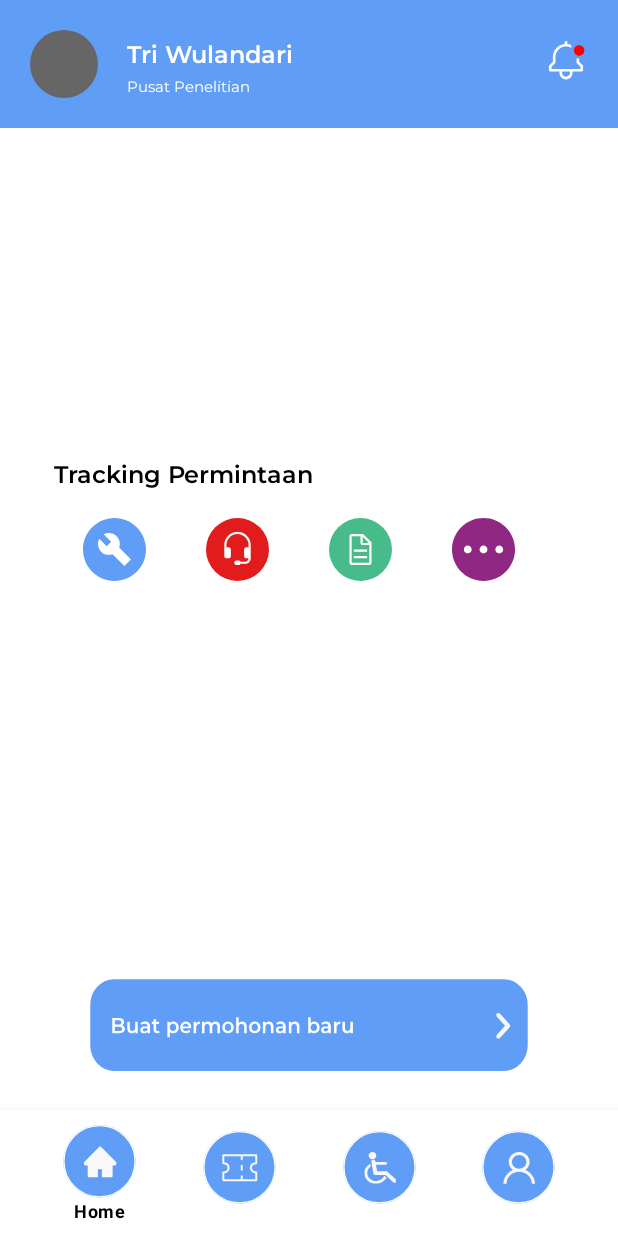
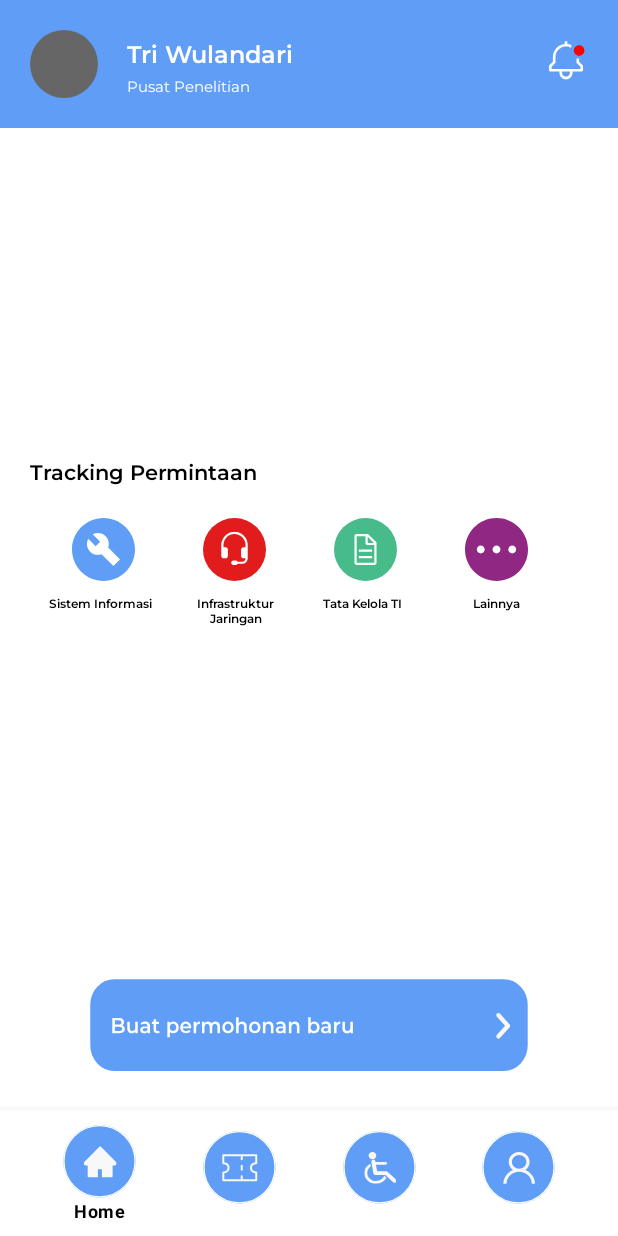
Before and after one commit to Rezazu/stela_skripsi, an Android app: the Home screen opened directly, with no data from a screen before it, on a phone screen of 412 x 824 dp. Run offline under Robolectric (Android 15) with nearby library versions, the phone set to English and light mode, and no system bars.

Commit message:
created textview under ticket button

```diff
--- a/app/src/main/res/layout/activity_home.xml
+++ b/app/src/main/res/layout/activity_home.xml
@@ -83,7 +83,7 @@
                 android:layout_height="wrap_content"
                 android:layout_alignParentStart="true"
                 android:layout_alignParentTop="true"
-                android:layout_marginStart="55dp"
+                android:layout_marginStart="48dp"
                 android:layout_marginTop="260dp"
                 android:background="@null"
                 app:srcCompat="@drawable/ic_sistem_informasi_btn" />
@@ -93,7 +93,7 @@
                 android:layout_width="wrap_content"
                 android:layout_height="wrap_content"
                 android:layout_alignParentTop="true"
-                android:layout_marginStart="40dp"
+                android:layout_marginStart="45dp"
                 android:layout_marginTop="260dp"
                 android:layout_toEndOf="@+id/btn_sistem_informasi"
                 android:background="@null"
@@ -104,7 +104,7 @@
                 android:layout_width="wrap_content"
                 android:layout_height="wrap_content"
                 android:layout_alignParentTop="true"
-                android:layout_marginStart="40dp"
+                android:layout_marginStart="45dp"
                 android:layout_marginTop="260dp"
                 android:layout_toEndOf="@+id/btn_infrastruktur_jaringan"
                 android:background="@null"
@@ -115,7 +115,7 @@
                 android:layout_width="wrap_content"
                 android:layout_height="wrap_content"
                 android:layout_alignParentTop="true"
-                android:layout_marginStart="40dp"
+                android:layout_marginStart="45dp"
                 android:layout_marginTop="260dp"
                 android:layout_toEndOf="@+id/btn_tata_kelola"
                 android:background="@null"
@@ -127,13 +127,75 @@
                 android:layout_height="wrap_content"
                 android:layout_alignParentStart="true"
                 android:layout_alignParentTop="true"
-                android:layout_marginStart="36dp"
+                android:layout_marginStart="20dp"
                 android:layout_marginTop="220dp"
                 android:fontFamily="@font/montserrat_semibold"
                 android:shadowColor="#000000"
                 android:text="Tracking Permintaan"
                 android:textColor="#000000"
-                android:textSize="16sp" />
+                android:textSize="14sp" />
+
+            <TextView
+                android:id="@+id/tv_sisteminformasi"
+                android:layout_width="74dp"
+                android:layout_height="wrap_content"
+                android:layout_below="@+id/btn_sistem_informasi"
+                android:layout_alignStart="@+id/btn_sistem_informasi"
+                android:layout_alignEnd="@+id/btn_sistem_informasi"
+                android:layout_marginStart="-15dp"
+                android:layout_marginTop="9dp"
+                android:layout_marginEnd="-16dp"
+                android:fontFamily="@font/montserrat_semibold"
+                android:text="Sistem Informasi"
+                android:textColor="#000000"
+                android:textSize="8sp" />
+
+            <TextView
+                android:id="@+id/tv_infrasturktur"
+                android:layout_width="wrap_content"
+                android:layout_height="wrap_content"
+                android:layout_below="@+id/btn_infrastruktur_jaringan"
+                android:layout_alignStart="@+id/btn_infrastruktur_jaringan"
+                android:layout_alignEnd="@+id/btn_infrastruktur_jaringan"
+                android:layout_marginStart="-7dp"
+                android:layout_marginTop="9dp"
+                android:layout_marginEnd="-8dp"
+                android:fontFamily="@font/montserrat_semibold"
+                android:text="Infrastruktur Jaringan"
+                android:textAlignment="center"
+                android:textColor="#000000"
+                android:textSize="8sp" />
+
+            <TextView
+                android:id="@+id/tv_tata_kelola"
+                android:layout_width="wrap_content"
+                android:layout_height="wrap_content"
+                android:layout_below="@+id/btn_tata_kelola"
+                android:layout_alignStart="@+id/btn_tata_kelola"
+                android:layout_alignEnd="@+id/btn_tata_kelola"
+                android:layout_marginStart="-7dp"
+                android:layout_marginTop="9dp"
+                android:layout_marginEnd="-10dp"
+                android:fontFamily="@font/montserrat_semibold"
+                android:text="Tata Kelola TI"
+                android:textColor="#000000"
+                android:textSize="8sp" />
+
+            <TextView
+                android:id="@+id/tv_lainnya"
+                android:layout_width="wrap_content"
+                android:layout_height="wrap_content"
+                android:layout_below="@+id/btn_lainnya"
+                android:layout_alignStart="@+id/btn_lainnya"
+                android:layout_alignEnd="@+id/btn_lainnya"
+                android:layout_marginStart="-8dp"
+                android:layout_marginTop="9dp"
+                android:layout_marginEnd="-7dp"
+                android:fontFamily="@font/montserrat_semibold"
+                android:text="Lainnya"
+                android:textAlignment="center"
+                android:textColor="#000000"
+                android:textSize="8sp" />
 
         </RelativeLayout>
     </ScrollView>
--- a/app/src/main/res/layout/activity_homepage.xml
+++ b/app/src/main/res/layout/activity_homepage.xml
@@ -18,6 +18,7 @@
         app:layout_constraintTop_toTopOf="parent">
     </FrameLayout>
 
+
     <com.google.android.material.bottomnavigation.BottomNavigationView
         android:id="@+id/bottomNavigationView"
         android:layout_width="match_parent"
@@ -25,6 +26,7 @@
         app:layout_constraintBottom_toBottomOf="parent"
         app:layout_constraintEnd_toEndOf="parent"
         app:layout_constraintStart_toStartOf="parent"
+        android:layout_marginTop="6dp"
         android:paddingTop="2dp"
         android:paddingBottom="2dp"
         android:paddingLeft="20dp"
```
